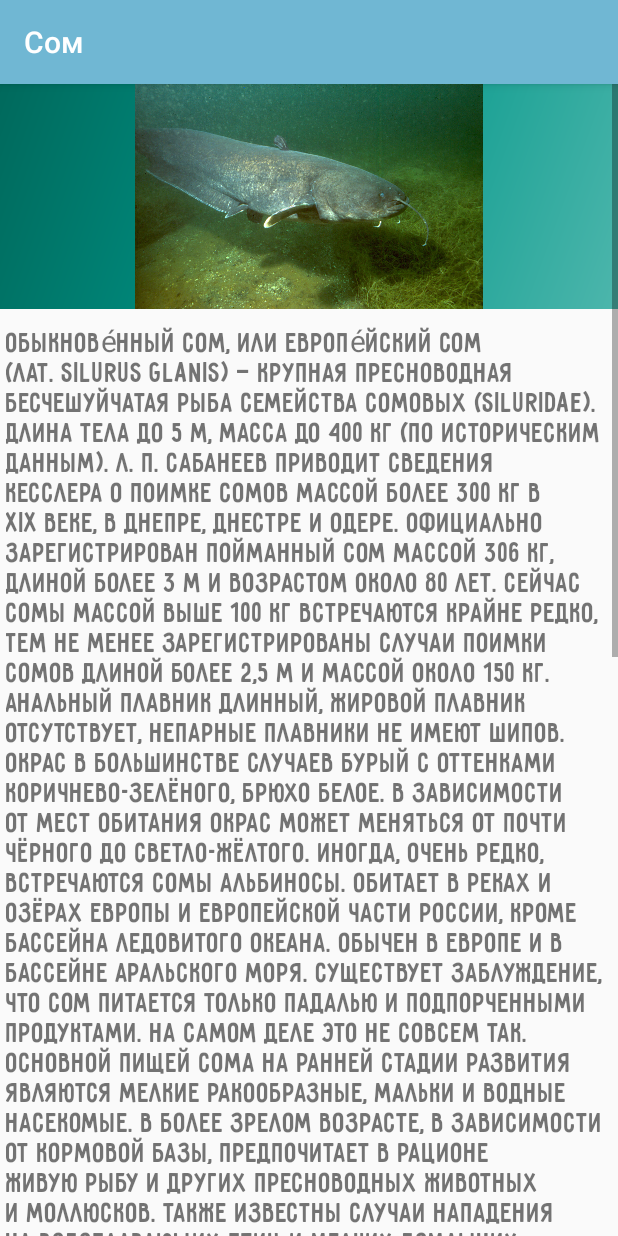
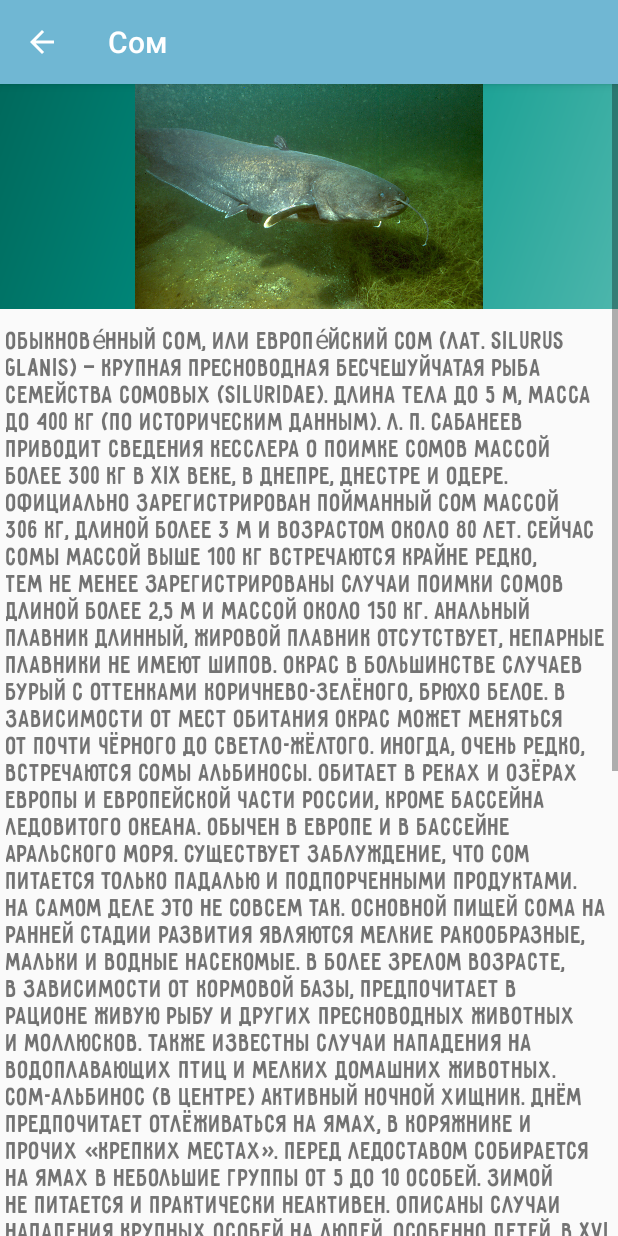
Before and after one commit to nevilov/FishermanHandbook, an Android app: the TextContent screen opened directly, with no data from a screen before it, on a phone screen of 412 x 824 dp. Run offline under Robolectric (Android 15) with nearby library versions, the phone set to English and light mode, and no system bars; Roboto replaces fonts that are not available here.

Commit message:
V-0.6 (Added first settings)

```diff
--- a/app/src/main/java/com/example/fishermanhandbook/TextContent.java
+++ b/app/src/main/java/com/example/fishermanhandbook/TextContent.java
@@ -1,11 +1,15 @@
 package com.example.fishermanhandbook;
 
 import android.content.Intent;
+import android.content.SharedPreferences;
 import android.graphics.Typeface;
 import android.os.Bundle;
+import android.preference.PreferenceManager;
+import android.view.MenuItem;
 import android.widget.ImageView;
 import android.widget.TextView;
 
+import androidx.annotation.NonNull;
 import androidx.annotation.Nullable;
 import androidx.appcompat.app.ActionBar;
 import androidx.appcompat.app.AppCompatActivity;
@@ -17,6 +21,8 @@ public class TextContent extends AppCompatActivity {
     private int position = 0;
 
     private Typeface face;
+    private SharedPreferences textSizePreference;
+    private ActionBar actionBar;
 
     /*FISH*/
     private int [] arrayFish = { R.string.FishInfo_Som, R.string.FishInfo_Karas, R.string.FishInfo_Karp}; //Массив для рыб, индекс элементов массива arrays должны совпадать с номером information
@@ -32,15 +38,13 @@ public class TextContent extends AppCompatActivity {
 
     private ImageView iContent;
     private TextView TextContent;
-    private ActionBar actionBar;
 
     @Override
     public void onCreate(@Nullable Bundle savedInstanceState/*, @Nullable PersistableBundle persistentState*/) {
         super.onCreate(savedInstanceState);
         setContentView(R.layout.text_content);
-
         init();
-
+        getPreferences();
         reciveIntent();
     }
 
@@ -75,7 +79,30 @@ public class TextContent extends AppCompatActivity {
         TextContent.setTypeface(face);
 
         actionBar = getSupportActionBar();
-
+        actionBar.setDisplayHomeAsUpEnabled(true); // Устанавливаем AB
+    }
+    private void getPreferences(){
+        textSizePreference = PreferenceManager.getDefaultSharedPreferences(this); //Назначение основного preference
+        String textSize = textSizePreference.getString("mainTextSize","Средний");
+        if(textSize != null) {
+            switch (textSize) {
+                case "Маленький":
+                    TextContent.setTextSize(14);
+                    break;
+                case "Средний":
+                    TextContent.setTextSize(18);
+                    break;
+                case "Большоей":
+                    TextContent.setTextSize(24);
+                    break;
+            }
+        }
+    }
+    @Override
+    public boolean onOptionsItemSelected(@NonNull MenuItem item) {
+        if(item.getItemId() == android.R.id.home)
+            finish();
+        return super.onOptionsItemSelected(item);
     }
 
 }
--- a/app/src/main/res/layout/text_content.xml
+++ b/app/src/main/res/layout/text_content.xml
@@ -43,8 +43,7 @@
                 android:layout_marginRight="4dp"
                 android:layout_marginBottom="10dp"
                 android:layout_weight="1"
-                android:text="@string/FishInfo_Som"
-                android:textSize="20sp" />
+                android:textSize="18sp" />
 
             <LinearLayout
                 android:layout_width="match_parent"
--- a/app/src/main/res/xml/preferencescreen.xml
+++ b/app/src/main/res/xml/preferencescreen.xml
@@ -6,9 +6,9 @@
     </PreferenceCategory>
 
     <ListPreference
-        android:defaultValue="false"
+        android:defaultValue="Средний"
         android:entries="@array/mainTextsize"
         android:entryValues="@array/mainTextsize"
-        android:key="list_preference_1"
+        android:key="mainTextSize"
         android:title="@string/SettingsTextSize" />
 </PreferenceScreen>
```
